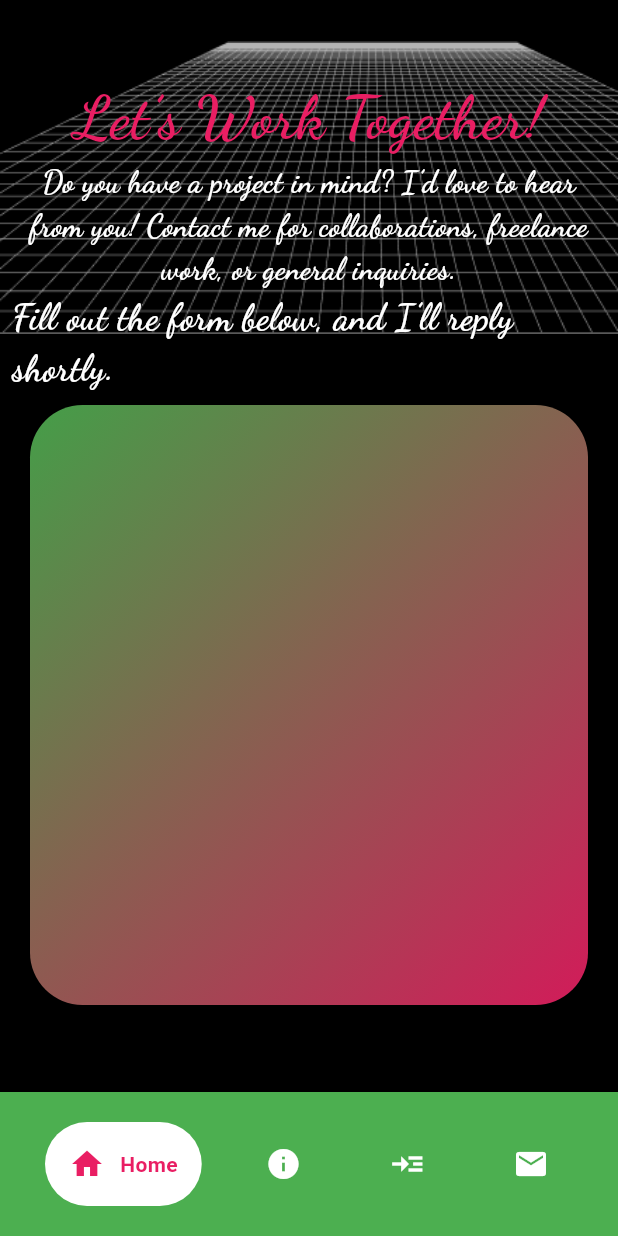
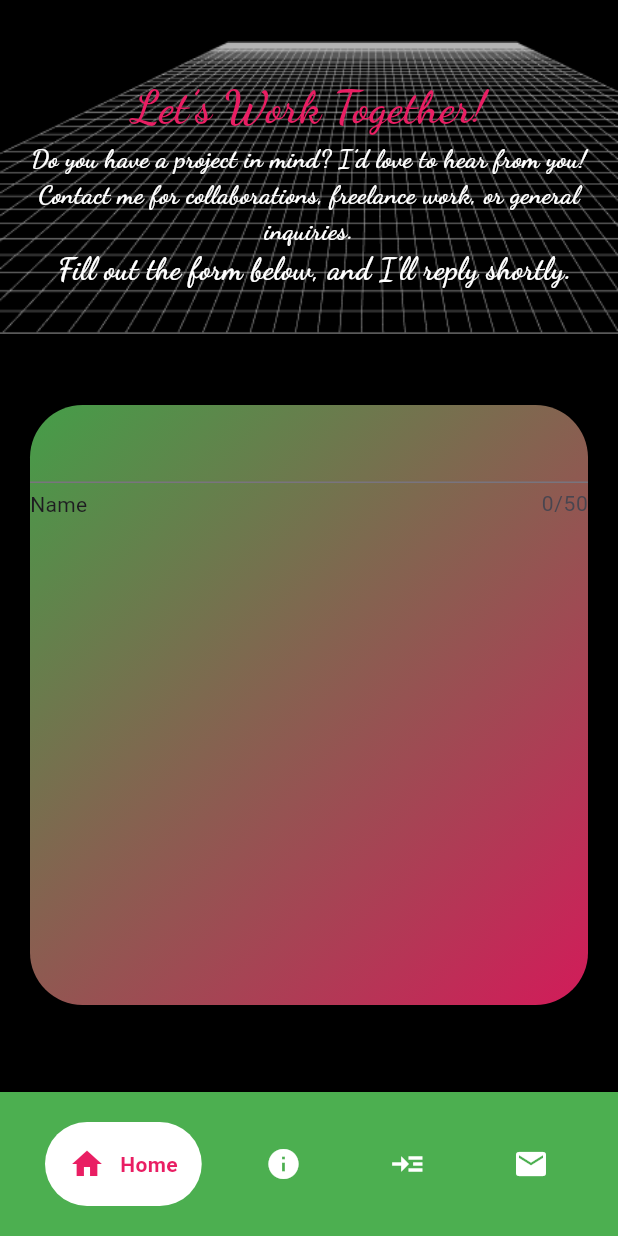
Before and after one commit to gilbert-ku/Flutter-Portfolio-App, a Flutter app: the ContactPage screen opened by its route, on a phone screen of 412 x 824 dp. Run offline on Flutter 3.47's test engine with Material 3 defaults, Android fonts, the phone set to English and light mode, and no system bars; drawn by our look-alikes of google_nav_bar; our stand-ins replace dio, font_awesome_flutter, go_router, google_fonts, permission_handler.

Commit message:
add form and textformfield

```diff
--- a/lib/pages/contact_page.dart
+++ b/lib/pages/contact_page.dart
@@ -41,7 +41,7 @@ class ContactPage extends StatelessWidget {
                         "Let’s Work Together!",
                         style: GoogleFonts.dancingScript(
                           textStyle: TextStyle(
-                            fontSize: 40,
+                            fontSize: 30,
                             fontWeight: FontWeight.bold,
                             color: Colors.pink,
                           ),
@@ -57,7 +57,7 @@ class ContactPage extends StatelessWidget {
                             textAlign: TextAlign.center,
                             style: GoogleFonts.dancingScript(
                               textStyle: TextStyle(
-                                fontSize: 20,
+                                fontSize: 17,
                                 fontWeight: FontWeight.bold,
                                 color: Colors.white,
                               ),
@@ -73,7 +73,7 @@ class ContactPage extends StatelessWidget {
                             "Fill out the form below, and I’ll reply shortly.",
                             style: GoogleFonts.dancingScript(
                               textStyle: TextStyle(
-                                fontSize: 24,
+                                fontSize: 20,
                                 fontWeight: FontWeight.bold,
                                 color: Colors.white,
                               ),
--- a/lib/widgets/contact/contact_form.dart
+++ b/lib/widgets/contact/contact_form.dart
@@ -33,6 +33,16 @@ class _ContactFormState extends State<ContactForm> {
             end: Alignment.bottomRight,
           ),
         ),
+        child: Column(
+          children: [
+            Form(
+              child: TextFormField(
+                maxLength: 50,
+                decoration: InputDecoration(helper: Text("Name")),
+              ),
+            ),
+          ],
+        ),
       ),
     );
   }
```
